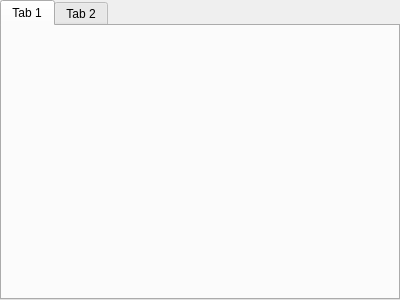
Above: filtertabwidget.ui from radek-dab/gkproj before the change. Below: the same form after it.
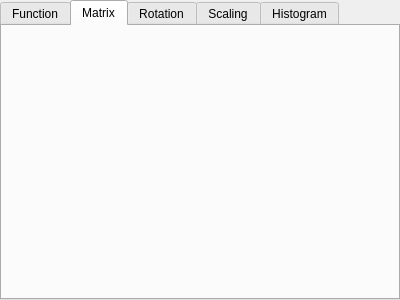
That is the form after the change. The open tabs and pages were chosen to show the change.

Commit message: Name filter tabs

Patch:
```diff
--- a/filtertabwidget.ui
+++ b/filtertabwidget.ui
@@ -13,14 +13,32 @@
   <property name="windowTitle">
    <string>TabWidget</string>
   </property>
-  <widget class="QWidget" name="tab">
+  <property name="currentIndex">
+   <number>0</number>
+  </property>
+  <widget class="QWidget" name="functionTab">
    <attribute name="title">
-    <string>Tab 1</string>
+    <string>Function</string>
    </attribute>
   </widget>
-  <widget class="QWidget" name="tab">
+  <widget class="QWidget" name="matrixTab">
    <attribute name="title">
-    <string>Tab 2</string>
+    <string>Matrix</string>
+   </attribute>
+  </widget>
+  <widget class="QWidget" name="rotationTab">
+   <attribute name="title">
+    <string>Rotation</string>
+   </attribute>
+  </widget>
+  <widget class="QWidget" name="scalingTab">
+   <attribute name="title">
+    <string>Scaling</string>
+   </attribute>
+  </widget>
+  <widget class="QWidget" name="histogramTab">
+   <attribute name="title">
+    <string>Histogram</string>
    </attribute>
   </widget>
  </widget>
```
